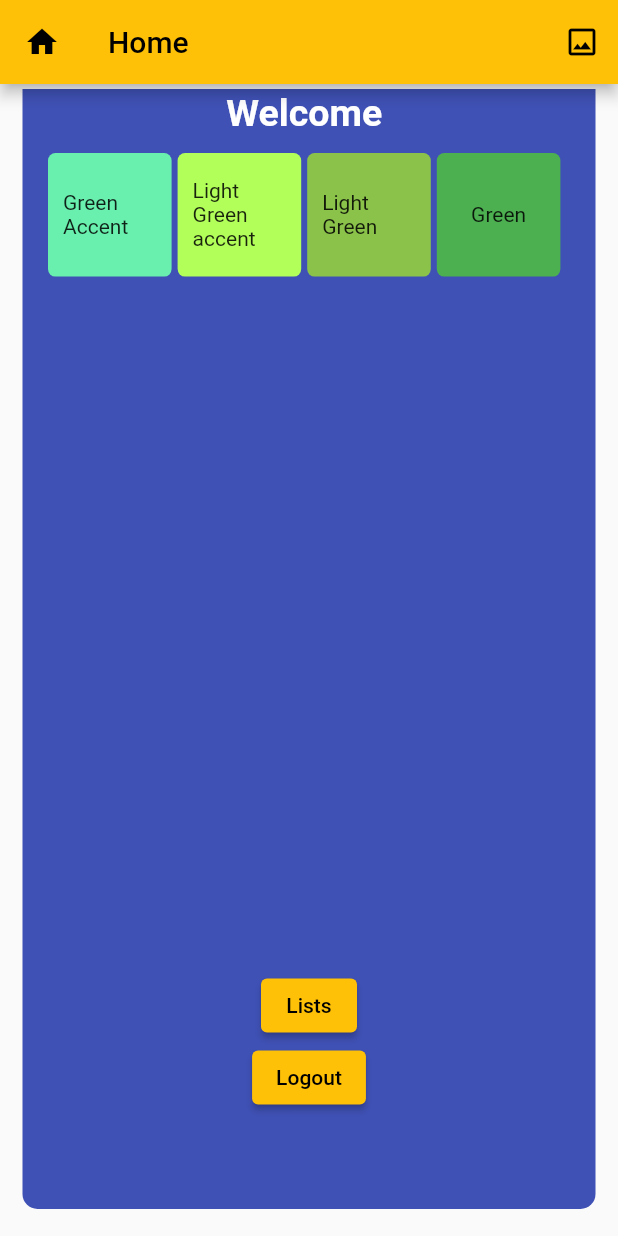
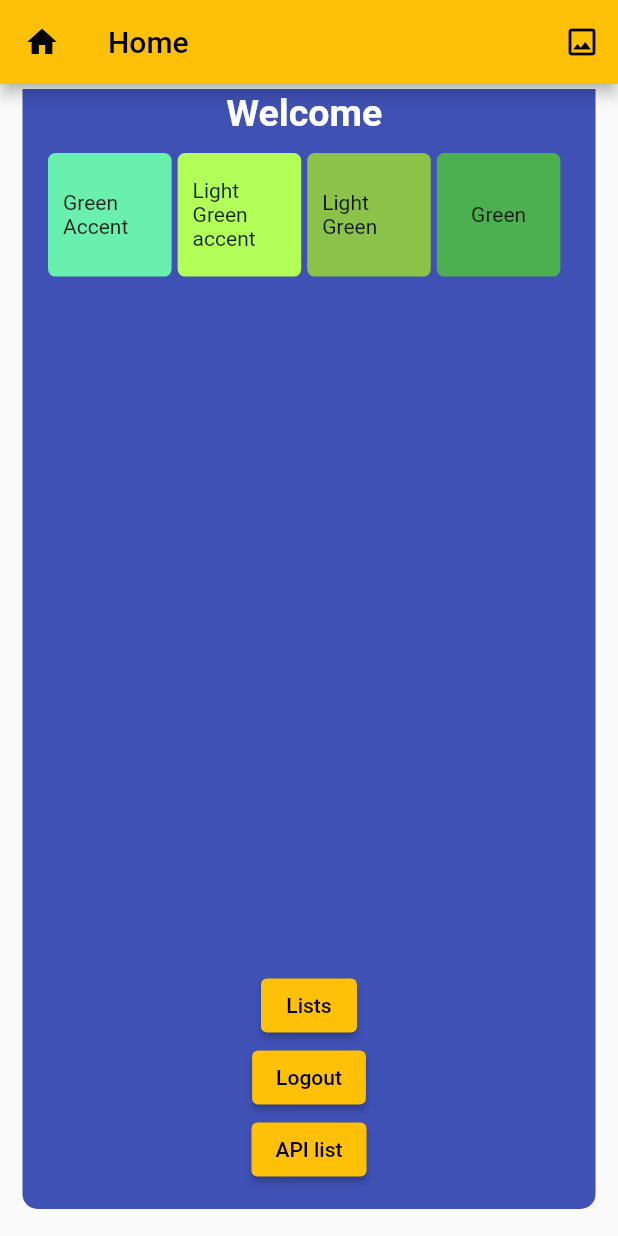
Before and after one commit to tharindug99/first_app, a Flutter app: the Home screen opened directly, scrolled down 92 dp, on a phone screen of 412 x 824 dp. Run offline on Flutter 3.47's test engine with Material 2 defaults, Android fonts, the light colour scheme and no system bars.

Commit message:
Added API list connecting button to homepage

```diff
--- a/lib/home.dart
+++ b/lib/home.dart
@@ -1,4 +1,5 @@
 
+import 'package:first_app/views/homepage_api.dart';
 import 'package:first_app/views/splashscreen.dart';
 import 'package:flutter/material.dart';
 import 'views/Food_Options.dart';
@@ -162,7 +163,17 @@ class _HomeState extends State<Home> {
                                 //padding: EdgeInsets.symmetric(vertical: 10, horizontal: 5),),
                               ),
 
-                            ),//button
+                            ),
+
+                            Container(
+
+                              child: ElevatedButton(onPressed: () {
+                                Navigator.pushReplacement(context, MaterialPageRoute(builder: (context)=> HomePage()));
+                              }, child: Text('API list'),
+                                //padding: EdgeInsets.symmetric(vertical: 10, horizontal: 5),),
+                              ),
+
+                            )//button
                           ],
                         )
                     )
--- a/lib/main.dart
+++ b/lib/main.dart
@@ -19,7 +19,7 @@ class MyApp extends StatelessWidget {
       theme: ThemeData(
         primarySwatch: Colors.amber,
       ),
-      home:HomePage(),
+      home:LoginPage(),
     );
   }
 }
--- a/lib/models/post.dart
+++ b/lib/models/post.dart
@@ -4,7 +4,7 @@
 import 'dart:convert';
 
 // To parse this JSON data, do
-//
+//    1/02/2023
 //     final post = postFromJson(jsonString);
 
 import 'dart:convert';
--- a/lib/views/homepage_api.dart
+++ b/lib/views/homepage_api.dart
@@ -51,6 +51,7 @@ class _HomePageState extends State<HomePage> {
         visible: isLoaded,
         child: ListView.builder
           (itemCount: posts?.length  ,itemBuilder: (context, index){
+
           return Container(
 
             margin: EdgeInsets.symmetric(vertical: 10, horizontal: 15),
```
